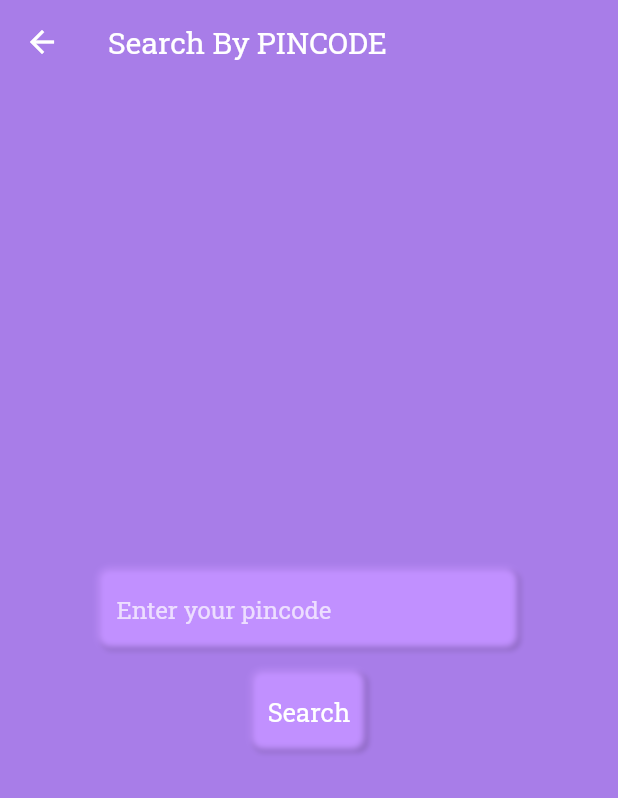
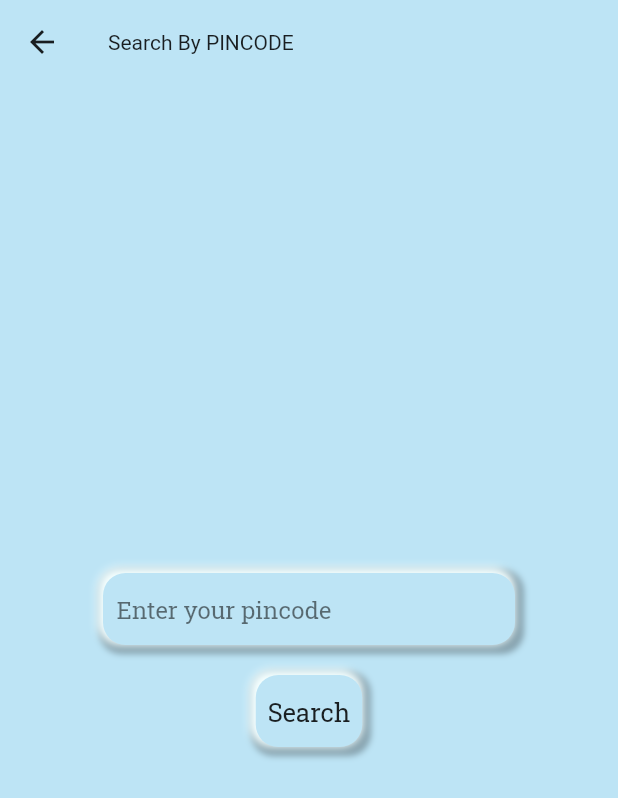
Before and after one commit to fourpointfour/cowin_vaccine_slot_checker, a Flutter app: the SearchByPin screen opened by its route, on a phone screen of 412 x 824 dp. Shown: the top 798 px of the screen. Run offline on Flutter 3.47's test engine with Material 2 defaults, Android fonts, the phone set to English and light mode, and no system bars; network calls fail.

Commit message:
changed: theme (0xBDE4F5) with shadows 0x86A2AE and 0xF4FFFF

```diff
--- a/lib/pages/searchByPin.dart
+++ b/lib/pages/searchByPin.dart
@@ -26,18 +26,19 @@ class _SearchByPinState extends State<SearchByPin> {
               Container(
                 width: MediaQuery.of(context).size.width/1.5,
                 decoration: BoxDecoration(
-                  borderRadius: BorderRadius.all(Radius.circular(8)),
+                  color: Color(0xffbde4f5),
+                  borderRadius: BorderRadius.all(Radius.circular(15)),
                   boxShadow: [
                     BoxShadow(
-                      color: Color(0xff8f6ac5),
-                      offset: Offset(1, 1),
-                      blurRadius: 2,
-                      spreadRadius: 3,
+                      color: Color(0xff86a2ae),
+                      offset: Offset(1.5, 1.5),
+                      blurRadius: 3,
+                      spreadRadius: 4,
                     ),
                     BoxShadow(
-                      color: Color(0xffc190ff),
-                      offset: Offset(-1, -1),
-                      blurRadius: 3,
+                      color: Color(0xfff4ffff),
+                      offset: Offset(-2, -2),
+                      blurRadius: 4,
                       spreadRadius: 2,
                     ),
                   ],
@@ -48,11 +49,11 @@ class _SearchByPinState extends State<SearchByPin> {
                     border: InputBorder.none,
                     hintText: 'Enter your pincode',
                     hintStyle: TextStyle(
-                      color: Colors.white70,
+                      color: Colors.black54,
                     ),
                   ),
                   style: TextStyle(
-                    color: Colors.white,
+                    color: Colors.black87,
                   ),
                   validator: (value) {
                     if(value.length < 6 || value.length > 6 || value == null || value.isEmpty) {
@@ -82,18 +83,19 @@ class _SearchByPinState extends State<SearchByPin> {
               // button to search
               Container(
                 decoration: BoxDecoration(
-                  borderRadius: BorderRadius.all(Radius.circular(8)),
+                  color: Color(0xffbde4f5),
+                  borderRadius: BorderRadius.all(Radius.circular(15)),
                   boxShadow: [
                     BoxShadow(
-                      color: Color(0xff8f6ac5),
-                      offset: Offset(1, 1),
-                      blurRadius: 2,
-                      spreadRadius: 3,
+                      color: Color(0xff86a2ae),
+                      offset: Offset(1.5, 1.5),
+                      blurRadius: 3,
+                      spreadRadius: 4,
                     ),
                     BoxShadow(
-                      color: Color(0xffc190ff),
-                      offset: Offset(-1, -1),
-                      blurRadius: 3,
+                      color: Color(0xfff4ffff),
+                      offset: Offset(-2, -2),
+                      blurRadius: 4,
                       spreadRadius: 2,
                     ),
                   ],
@@ -103,7 +105,7 @@ class _SearchByPinState extends State<SearchByPin> {
                     'Search',
                     style: TextStyle(
                       fontSize: 17,
-                      color: Colors.white,
+                      color: Colors.black87,
                     ),
                   ),
                   onPressed: () {
```
Also changed, not shown: lib/classes_and_modules/listViewBuilder_sessions.dart (+14 -13 lines), lib/classes_and_modules/reusable_functions.dart (+53 -9 lines), lib/main.dart (+38 -22 lines), lib/pages/searchByDistrict.dart (+32 -29 lines).
